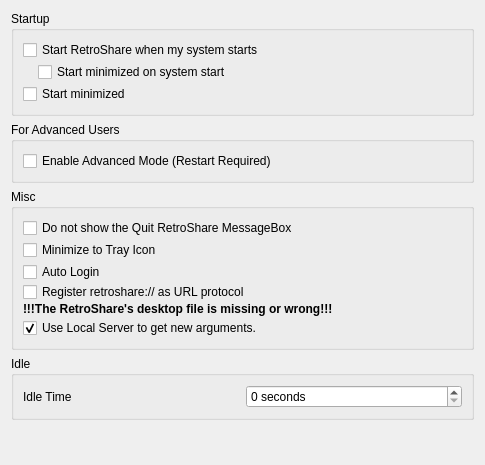
Qt form retroshare-gui/src/gui/settings/GeneralPage.ui (RetroShare/RetroShare) before a commit.
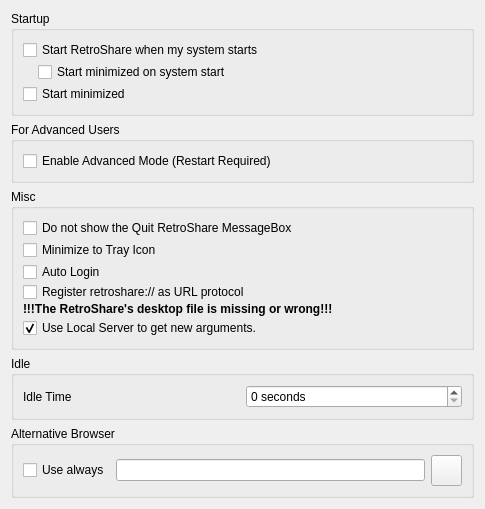
The same form after that commit. Icons and pictures are not drawn.

Commit message: open links in alternative browser option

The edit to the form file:
```diff
--- a/retroshare-gui/src/gui/settings/GeneralPage.ui
+++ b/retroshare-gui/src/gui/settings/GeneralPage.ui
@@ -10,7 +10,7 @@
     <height>465</height>
    </rect>
   </property>
-  <layout class="QVBoxLayout">
+  <layout class="QVBoxLayout" name="verticalLayout">
    <item>
     <widget class="QGroupBox" name="startupGBox">
      <property name="title">
@@ -204,6 +204,61 @@
      </layout>
     </widget>
    </item>
+   <item>
+    <widget class="QGroupBox" name="altBrowserGBox">
+     <property name="title">
+      <string>Alternative Browser</string>
+     </property>
+     <layout class="QGridLayout" name="_2">
+      <item row="0" column="2">
+       <widget class="QPushButton" name="altBrowserButton">
+        <property name="minimumSize">
+         <size>
+          <width>31</width>
+          <height>31</height>
+         </size>
+        </property>
+        <property name="maximumSize">
+         <size>
+          <width>31</width>
+          <height>31</height>
+         </size>
+        </property>
+        <property name="toolTip">
+         <string>Browse</string>
+        </property>
+        <property name="text">
+         <string/>
+        </property>
+        <property name="icon">
+         <iconset resource="../images.qrc">
+          <normaloff>:/images/directoryselect_24x24_shadow.png</normaloff>:/images/directoryselect_24x24_shadow.png</iconset>
+        </property>
+        <property name="iconSize">
+         <size>
+          <width>24</width>
+          <height>24</height>
+         </size>
+        </property>
+       </widget>
+      </item>
+      <item row="0" column="1">
+       <widget class="QLineEdit" name="altBrowser">
+        <property name="readOnly">
+         <bool>true</bool>
+        </property>
+       </widget>
+      </item>
+      <item row="0" column="0">
+       <widget class="QCheckBox" name="altBrowserUseAlwaysCB">
+        <property name="text">
+         <string>Use always</string>
+        </property>
+       </widget>
+      </item>
+     </layout>
+    </widget>
+   </item>
    <item>
     <spacer name="mainVSpacer">
      <property name="orientation">
```
The commit also changes 6 other files.
